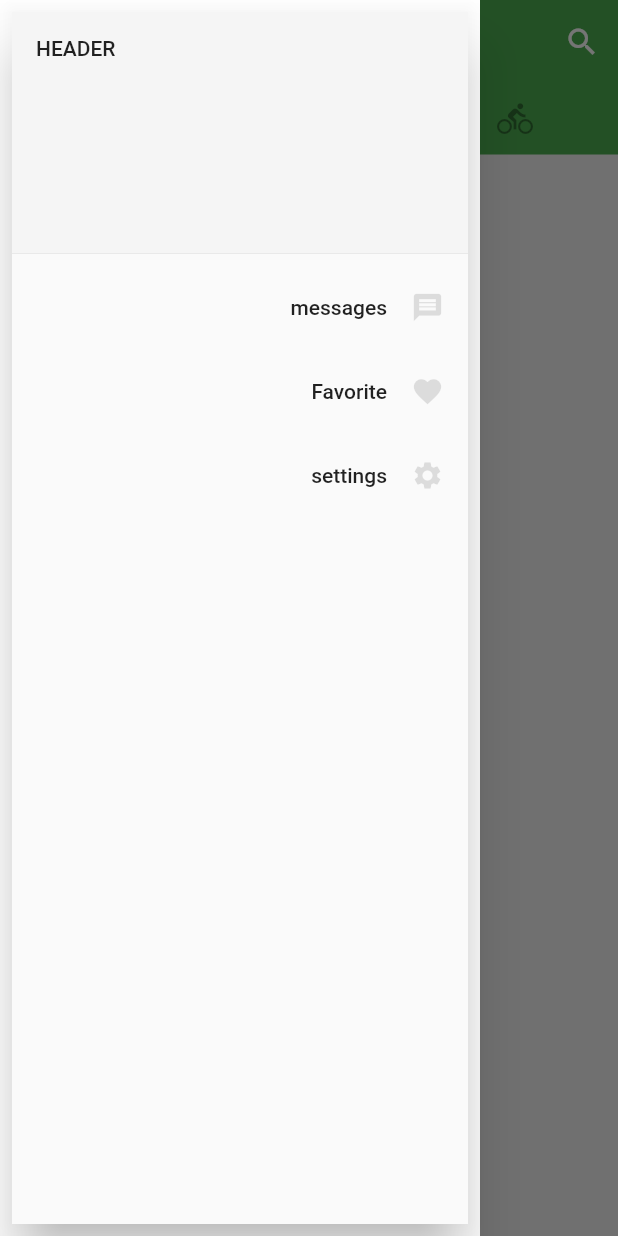
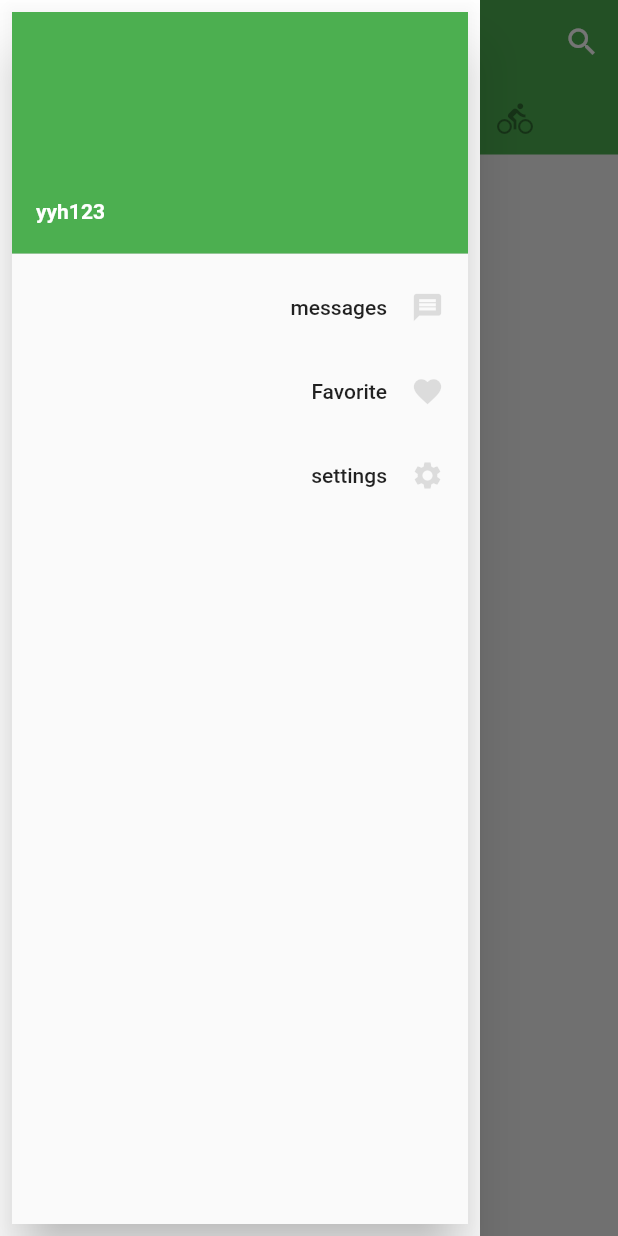
Before and after one commit to yyh321/flutter-yyh123, a Flutter app: the screen it shows after launch, with the side drawer open, on a phone screen of 412 x 824 dp. Run offline on Flutter 3.47's test engine with Material 2 defaults, Android fonts, the phone set to English and light mode, and no system bars.

Commit message:
添加用户信息

```diff
--- a/lib/main.dart
+++ b/lib/main.dart
@@ -27,11 +27,11 @@ class Home extends StatelessWidget {
       child: Scaffold(
         backgroundColor: Colors.grey[100],
         appBar: AppBar(
-          leading: IconButton(
-            icon: Icon(Icons.menu),
-            tooltip: 'Navigation',
-            onPressed: () => debugPrint('Naviagation button is pressed.'),
-          ),
+          // leading: IconButton(
+          //   icon: Icon(Icons.menu),
+          //   tooltip: 'Navigation',
+          //   onPressed: () => debugPrint('Naviagation button is pressed.'),
+          // ),
           title: Text('yyh123'),
           actions: <Widget>[
             IconButton(
@@ -67,11 +67,11 @@ class Home extends StatelessWidget {
               child: ListView(
                 padding: EdgeInsets.zero,
                 children: <Widget>[
-                  DrawerHeader(
-                    child: Text('header'.toUpperCase()),
-                    decoration: BoxDecoration(
-                      color: Colors.grey[100],
+                  UserAccountsDrawerHeader(
+                    accountName: Text('yyh123',
+                    style: TextStyle(fontWeight: FontWeight.bold),
                     ),
+
                   ),
                   ListTile(
                     title: Text('messages', textAlign: TextAlign.right),
```
